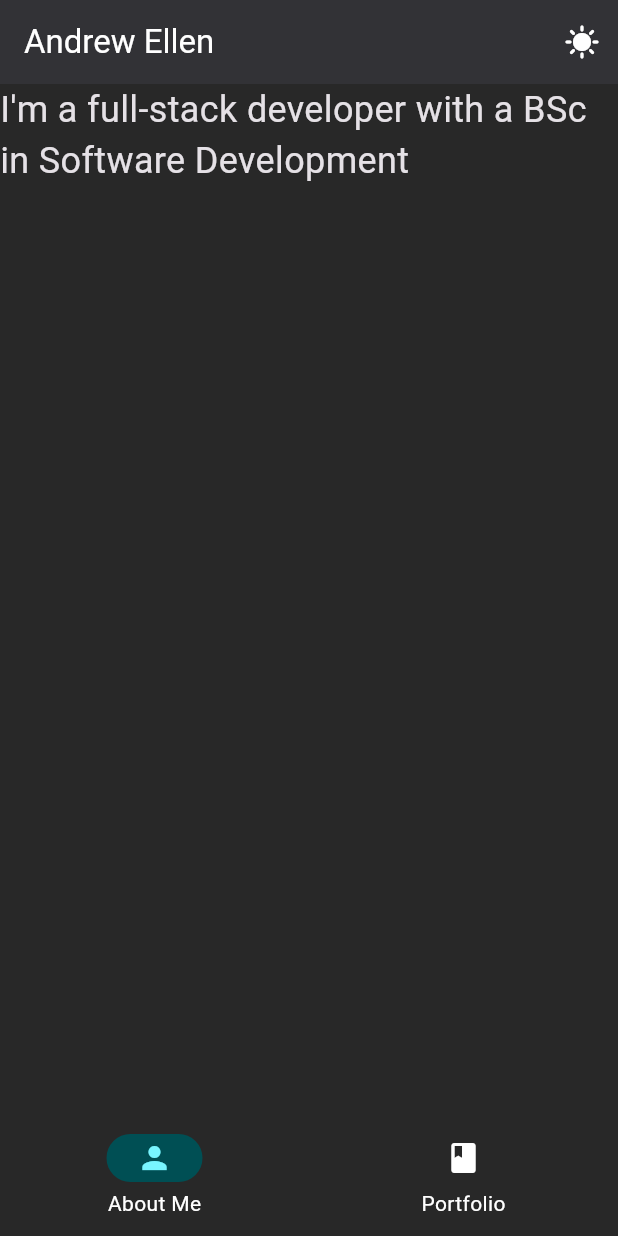
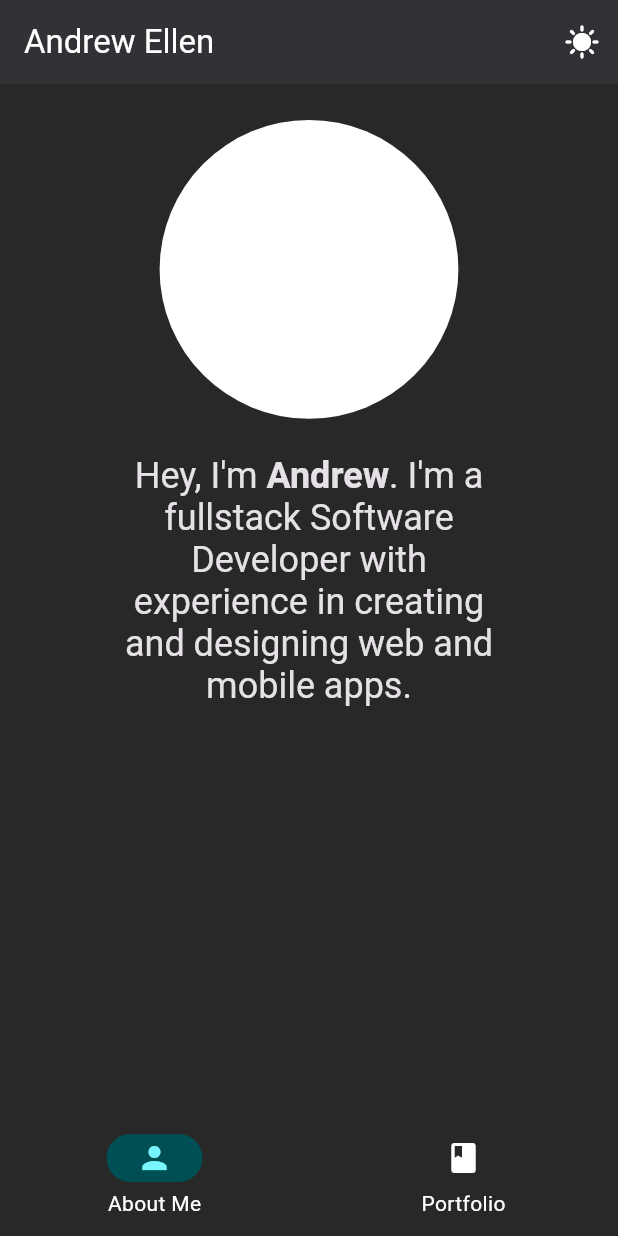
Before and after one commit to AndrewEllen/flutter_portfolio_website, a Flutter app: the screen it shows after launch, on a phone screen of 412 x 824 dp. Run offline on Flutter 3.47's test engine with Material 3 defaults, Android fonts, the phone set to English and light mode, and no system bars.

Commit message:
Added about me section to about page

```diff
--- /dev/null
+++ b/devtools_options.yaml
@@ -0,0 +1 @@
+extensions:
--- a/lib/pages/about_page.dart
+++ b/lib/pages/about_page.dart
@@ -1,5 +1,7 @@
 
 import 'package:flutter/material.dart';
+
+import '../widgets/about_me.dart';
 
 class AboutPage extends StatelessWidget {
   const AboutPage({Key? key}) : super(key: key);
@@ -10,12 +12,7 @@ class AboutPage extends StatelessWidget {
       mainAxisAlignment: MainAxisAlignment.start,
       children: [
 
-        Text(
-          "I'm a full-stack developer with a BSc in Software Development",
-          style: TextStyle(
-            fontSize: 24,
-          ),
-        ),
+        AboutMeWidget(),
 
       ],
     );
--- /dev/null
+++ b/lib/widgets/about_me.dart
@@ -0,0 +1,161 @@
+import 'package:flutter/cupertino.dart';
+import 'package:flutter/material.dart';
+import 'package:flutter/widgets.dart';
+
+class AboutMeWidget extends StatelessWidget {
+  AboutMeWidget({super.key});
+
+
+  @override
+  Widget build(BuildContext context) {
+    var shortestSide = MediaQuery.of(context).size.shortestSide;
+    bool desktopMode = shortestSide >= 850;
+
+    print(shortestSide);
+
+    final TextStyle defaultTextStyle = TextStyle(
+      color: Theme.of(context).textTheme.bodyMedium?.color,
+      fontSize: Theme.of(context).textTheme.headlineSmall?.fontSize,
+    );
+
+    return Column(
+      mainAxisSize: MainAxisSize.min,
+      children: [
+
+
+        ///Display for mobile devices
+        !desktopMode ? Column(
+          crossAxisAlignment: CrossAxisAlignment.center,
+          children: [
+
+            Row(
+              mainAxisAlignment: MainAxisAlignment.center,
+              crossAxisAlignment: CrossAxisAlignment.center,
+              children: [
+                const Spacer(flex: 1),
+                Flexible(
+                  flex: 3,
+                  child: Padding(
+                    padding: const EdgeInsets.all(24.0),
+                    child: AspectRatio(
+                      aspectRatio: 1,
+                      child: Container(
+                        decoration: const BoxDecoration(
+                            shape: BoxShape.circle,
+                            color: Colors.white,
+                          //image: DecorationImage(
+                          //  fit: BoxFit.fill,
+                          //image: AssetImage(
+                          //  "me.jpg",
+                          //),
+                          //)
+                        ),
+                      ),
+                    ),
+                  ),
+                ),
+                const Spacer(flex: 1),
+              ],
+            ),
+
+            Row(
+              mainAxisAlignment: MainAxisAlignment.center,
+              crossAxisAlignment: CrossAxisAlignment.center,
+              children: [
+                const Spacer(flex: 1),
+                Flexible(
+                  flex: 4,
+                  child: ConstrainedBox(
+                    constraints: const BoxConstraints(
+                      maxWidth: 300,
+                    ),
+                    child: RichText(
+                      textAlign: TextAlign.center,
+                        text: TextSpan(
+                            text: "Hey, I'm ",
+                            style: defaultTextStyle,
+                            children: [
+                              TextSpan(
+                                text: "Andrew",
+                                style: defaultTextStyle.copyWith(fontWeight: FontWeight.bold),
+                              ),
+                              const TextSpan(text: ". I'm a fullstack Software Developer with experience in creating and designing "
+                                  "web and mobile apps."),
+                            ]
+                        )),
+                  ),
+                ),
+                const Spacer(flex: 1),
+              ],
+            ),
+
+          ],
+        ) : const SizedBox.shrink(),
+
+
+
+        ///Display for desktops/wider devices
+        desktopMode ? Row(
+          crossAxisAlignment: CrossAxisAlignment.center,
+          mainAxisAlignment: MainAxisAlignment.center,
+          children: [
+            const Spacer(flex: 1),
+            Flexible(
+              flex: 6,
+              child: ConstrainedBox(
+                constraints: const BoxConstraints(
+                  maxWidth: 300,
+                ),
+                child: Padding(
+                  padding: const EdgeInsets.all(24.0),
+                  child: AspectRatio(
+                    aspectRatio: 1,
+                    child: Container(
+                      decoration: const BoxDecoration(
+                          shape: BoxShape.circle,
+                          color: Colors.white,
+                          //image: DecorationImage(
+                          //  fit: BoxFit.fill,
+                            //image: AssetImage(
+                            //  "me.jpg",
+                            //),
+                          //)
+                      ),
+                    ),
+                  ),
+                ),
+              ),
+            ),
+            Flexible(
+              flex: 3,
+              child: ConstrainedBox(
+                constraints: const BoxConstraints(
+                  maxWidth: 300,
+                ),
+                child: RichText(
+                    textAlign: TextAlign.left,
+                    text: TextSpan(
+                        text: "Hey, I'm ",
+                        style: defaultTextStyle,
+                        children: [
+                          TextSpan(
+                            text: "Andrew",
+                            style: defaultTextStyle.copyWith(fontWeight: FontWeight.bold),
+                          ),
+                          const TextSpan(text: ". I'm a fullstack Software Developer with experience in creating and designing "
+                              "web and mobile apps."),
+                        ]
+                    )),
+              ),
+            ),
+            const Spacer(flex: 1),
+          ],
+        ) : const SizedBox.shrink(),
+
+
+
+      ],
+
+    );
+  }
+}
--- a/pubspec.yaml
+++ b/pubspec.yaml
@@ -58,6 +58,9 @@ flutter:
   # the material Icons class.
   uses-material-design: true
 
+  assets:
+    - assets/
+
   # To add assets to your application, add an assets section, like this:
   # assets:
   #   - images/a_dot_burr.jpeg
```
Also changed, not shown: assets/me.jpg (added).
